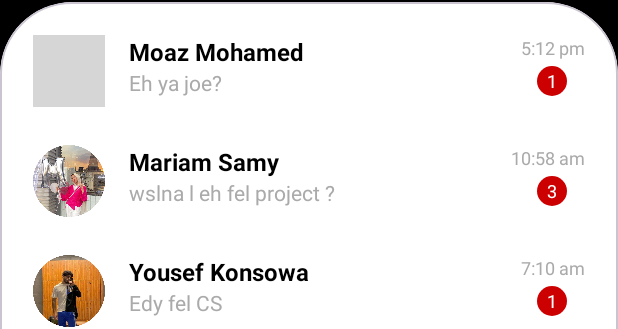
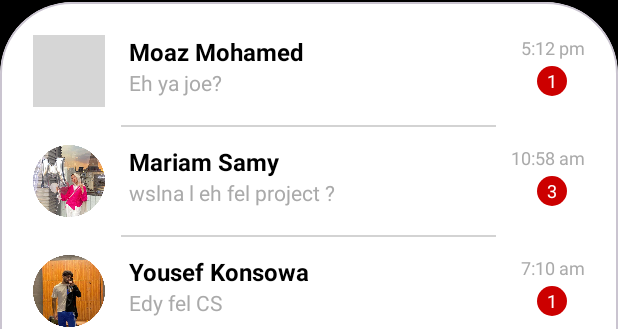
Before and after one commit to rabeeiiii/qchat1, an Android app: the layout chatlist.xml on its own in the app's theme, with its tools: preview values and no code run, on a phone screen of 412 x 824 dp. Shown: the part 274-603 px from the top of the screen. Run offline under Robolectric (Android 15) with nearby library versions, the phone set to English and light mode, and no system bars; grey boxes are pictures that could not be loaded.

Commit message:
Splash screen and error fixing

```diff
--- a/app/build.gradle.kts
+++ b/app/build.gradle.kts
@@ -96,5 +96,6 @@ dependencies {
     implementation("com.squareup.retrofit2:converter-gson:2.9.0")
     implementation("com.squareup.okhttp3:logging-interceptor:4.11.0")
 
+    implementation("androidx.core:core-splashscreen:1.0.0")
 
 }
--- a/app/src/main/java/com/example/qchat/MainActivity.kt
+++ b/app/src/main/java/com/example/qchat/MainActivity.kt
@@ -2,6 +2,7 @@ package com.example.qchat
 
 import android.os.Bundle
 import androidx.appcompat.app.AppCompatActivity
+import androidx.core.splashscreen.SplashScreen.Companion.installSplashScreen
 import androidx.fragment.app.Fragment
 import com.example.qchat.databinding.ActivityMainBinding
 import com.google.android.material.bottomnavigation.BottomNavigationView
@@ -15,6 +16,8 @@ class MainActivity : AppCompatActivity() {
 
     override fun onCreate(savedInstanceState: Bundle?) {
         super.onCreate(savedInstanceState)
+        Thread.sleep(5000)
+        installSplashScreen()
         binding = ActivityMainBinding.inflate(layoutInflater)
         setContentView(binding.root)
 
--- a/app/src/main/res/layout/chatlist.xml
+++ b/app/src/main/res/layout/chatlist.xml
@@ -234,8 +234,8 @@
             <View
                 android:layout_width="250dp"
             android:layout_height="1dp"
-            android:background="@android:color/lighter_gray"
-            android:layout_gravity="center_horizontal"
+                android:background="@color/lighter_gray"
+                android:layout_gravity="center_horizontal"
             android:layout_marginVertical="4dp" />
 
             <!-- Chat Item 2 -->
@@ -248,7 +248,7 @@
             <View
                 android:layout_width="250dp"
                 android:layout_height="1dp"
-                android:background="@android:color/lighter_gray"
+                android:background="@color/lighter_gray"
                 android:layout_gravity="center_horizontal"
                 android:layout_marginVertical="4dp" />
 
--- a/app/src/main/res/values/colors.xml
+++ b/app/src/main/res/values/colors.xml
@@ -23,5 +23,6 @@
     <color name="divider">#F1F1F1</color>
 
     <color name="gray">#888888</color>
+    <color name="lighter_gray">#D3D3D3</color>
 
 </resources>
--- a/app/src/main/res/values/themes.xml
+++ b/app/src/main/res/values/themes.xml
@@ -4,6 +4,7 @@
         <!-- Customize your light theme here. -->
         <!-- <item name="colorPrimary">@color/my_light_primary</item> -->
     </style>
+
 
     <style name="Theme.Qchat" parent="Base.Theme.Qchat" />
     <style name="round" parent="">
@@ -42,4 +43,10 @@
         <item name="android:textColor">@color/text_primary</item>
     </style>
 
+    <style name="Theme.App.SplashScreen" parent="Theme.SplashScreen">
+       <item name="windowSplashScreenBackground">@color/white</item>
+        <item name="windowSplashScreenAnimatedIcon">@drawable/logo</item>
+        <item name="postSplashScreenTheme">@style/Base.Theme.Qchat</item>
+
+    </style>
 </resources>
```
Also changed, not shown: app/src/main/AndroidManifest.xml (+10 -4 lines).
